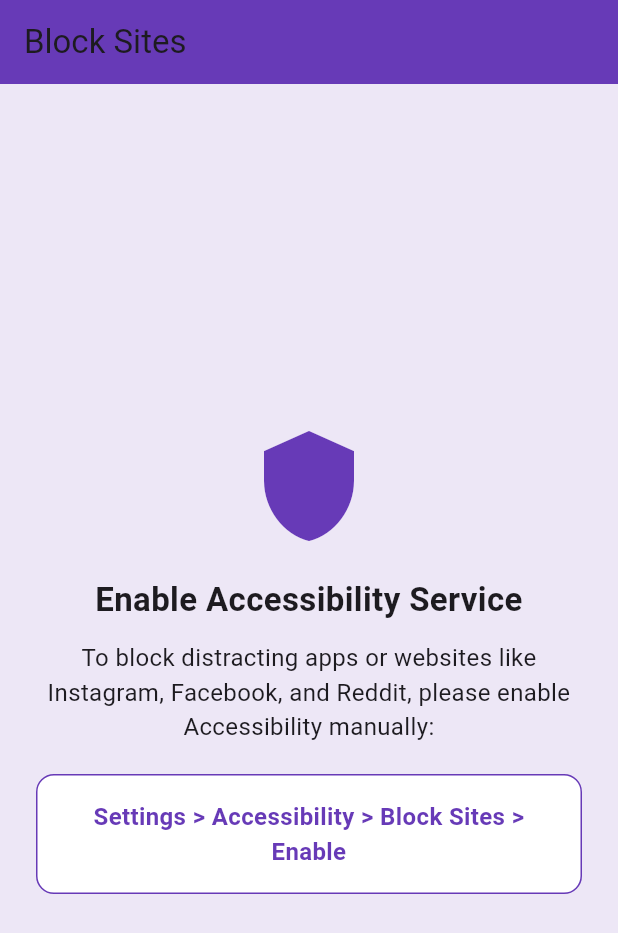
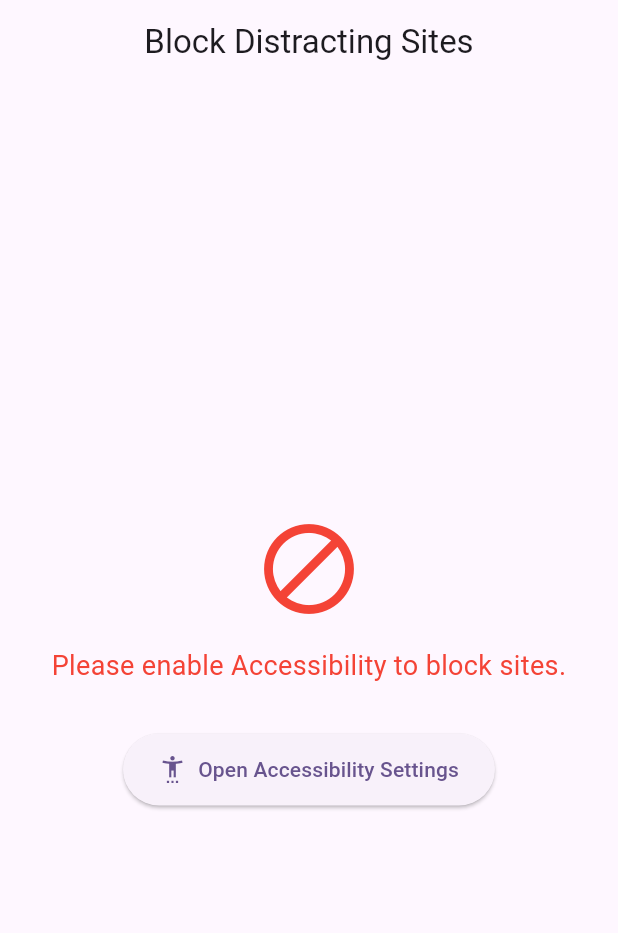
Before and after one commit to mUmarBaloch/block_sites_flutter, a Flutter app: the screen it shows after launch, on a phone screen of 412 x 824 dp. Shown: the top 933 px of the screen. Run offline on Flutter 3.47's test engine with Material 3 defaults, Android fonts, the phone set to English and light mode, and no system bars.

Commit message:
working on fetching accessibilty event, ui changed. go to settings from app.

```diff
--- a/lib/main.dart
+++ b/lib/main.dart
@@ -1,66 +1,99 @@
 import 'package:flutter/material.dart';
+import 'package:flutter/services.dart';
 
-void main() => runApp(const MyApp());
+void main() {
+  runApp(const BlockSitesApp());
+}
 
-class MyApp extends StatelessWidget {
-  const MyApp({super.key});
+class BlockSitesApp extends StatelessWidget {
+  const BlockSitesApp({super.key});
 
   @override
   Widget build(BuildContext context) {
     return MaterialApp(
       title: 'Block Sites',
-      home: const AccessibilityScreen(),
+      theme: ThemeData(
+        colorScheme: ColorScheme.fromSeed(seedColor: Colors.deepPurple),
+        useMaterial3: true,
+      ),
+      home: const HomeScreen(),
       debugShowCheckedModeBanner: false,
     );
   }
 }
 
-class AccessibilityScreen extends StatelessWidget {
-  const AccessibilityScreen({super.key});
+class HomeScreen extends StatefulWidget {
+  const HomeScreen({super.key});
+
+  @override
+  State<HomeScreen> createState() => _HomeScreenState();
+}
+
+class _HomeScreenState extends State<HomeScreen> {
+  static const platform = MethodChannel('com.example.accessibility/channel');
+  bool isAccessibilityEnabled = false;
+
+  @override
+  void initState() {
+    super.initState();
+    checkAccessibilityStatus();
+  }
+
+  Future<void> checkAccessibilityStatus() async {
+    try {
+      final bool status = await platform.invokeMethod('isAccessibilityEnabled');
+      setState(() {
+        isAccessibilityEnabled = status;
+      });
+    } on PlatformException catch (e) {
+      debugPrint("Error checking accessibility: ${e.message}");
+    }
+  }
+
+  Future<void> openAccessibilitySettings() async {
+    try {
+      await platform.invokeMethod('openAccessibilitySettings');
+    } on PlatformException catch (e) {
+      debugPrint("Error opening settings: ${e.message}");
+    }
+  }
 
   @override
   Widget build(BuildContext context) {
     return Scaffold(
-      backgroundColor: Colors.deepPurple[50],
       appBar: AppBar(
-        title: const Text('Block Sites'),
-        backgroundColor: Colors.deepPurple,
+        title: const Text('Block Distracting Sites'),
+        centerTitle: true,
       ),
-      body: Center(
-        child: Padding(
-          padding: const EdgeInsets.all(24.0),
+      body: Padding(
+        padding: const EdgeInsets.all(24.0),
+        child: Center(
           child: Column(
             mainAxisAlignment: MainAxisAlignment.center,
             children: [
-              const Icon(Icons.shield, size: 80, color: Colors.deepPurple),
-              const SizedBox(height: 20),
-              const Text(
-                'Enable Accessibility Service',
-                style: TextStyle(fontSize: 22, fontWeight: FontWeight.bold),
+              Icon(
+                isAccessibilityEnabled ? Icons.check_circle : Icons.block,
+                size: 72,
+                color: isAccessibilityEnabled ? Colors.green : Colors.red,
+              ),
+              const SizedBox(height: 16),
+              Text(
+                isAccessibilityEnabled
+                    ? 'Accessibility Service is ON'
+                    : 'Please enable Accessibility to block sites.',
                 textAlign: TextAlign.center,
+                style: TextStyle(
+                  fontSize: 18,
+                  color: isAccessibilityEnabled ? Colors.green : Colors.red,
+                ),
               ),
-              const SizedBox(height: 12),
-              const Text(
-                'To block distracting apps or websites like Instagram, Facebook, and Reddit, please enable Accessibility manually:',
-                textAlign: TextAlign.center,
-                style: TextStyle(fontSize: 16),
-              ),
-              const SizedBox(height: 20),
-              Container(
-                padding: const EdgeInsets.all(16),
-                decoration: BoxDecoration(
-                  color: Colors.white,
-                  border: Border.all(color: Colors.deepPurple),
-                  borderRadius: BorderRadius.circular(12),
-                ),
-                child: const Text(
-                  'Settings > Accessibility > Block Sites > Enable',
-                  textAlign: TextAlign.center,
-                  style: TextStyle(
-                    fontSize: 16,
-                    color: Colors.deepPurple,
-                    fontWeight: FontWeight.w600,
-                  ),
+              const SizedBox(height: 32),
+              ElevatedButton.icon(
+                onPressed: openAccessibilitySettings,
+                icon: const Icon(Icons.settings_accessibility),
+                label: const Text('Open Accessibility Settings'),
+                style: ElevatedButton.styleFrom(
+                  padding: const EdgeInsets.symmetric(horizontal: 24, vertical: 14),
                 ),
               ),
             ],
```
Also changed, not shown: 5 other files.
